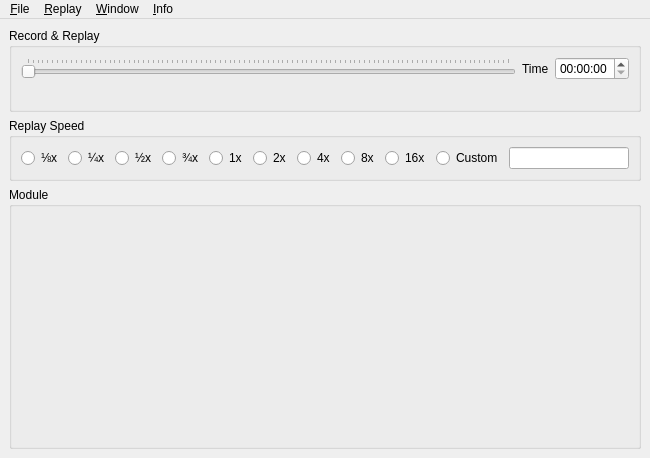
Before: the Qt Designer form src/UserInterface/src/MainWindow.ui in till213/SkyDolly, drawn with Qt 5.
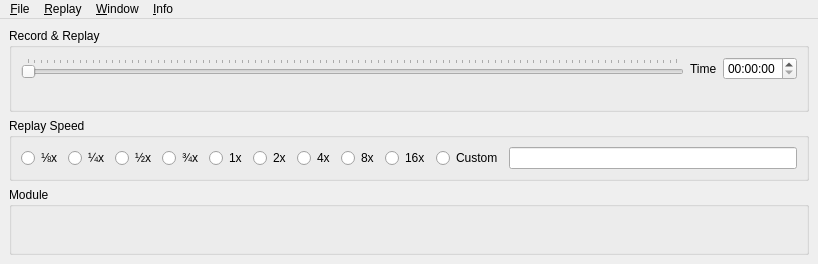
After: the same form once the commit is applied. Icons and pictures are not drawn.

What changed in the file:
```diff
--- a/src/UserInterface/src/MainWindow.ui
+++ b/src/UserInterface/src/MainWindow.ui
@@ -6,10 +6,16 @@
    <rect>
     <x>0</x>
     <y>0</y>
-    <width>643</width>
-    <height>458</height>
+    <width>818</width>
+    <height>264</height>
    </rect>
   </property>
+  <property name="sizePolicy">
+   <sizepolicy hsizetype="Minimum" vsizetype="Minimum">
+    <horstretch>0</horstretch>
+    <verstretch>0</verstretch>
+   </sizepolicy>
+  </property>
   <property name="windowTitle">
    <string>Sky Dolly</string>
   </property>
@@ -214,14 +220,17 @@
      <widget class="QGroupBox" name="moduleGroupBox">
       <property name="minimumSize">
        <size>
-        <width>600</width>
-        <height>250</height>
+        <width>800</width>
+        <height>0</height>
        </size>
       </property>
       <property name="title">
        <string>Module</string>
       </property>
       <layout class="QHBoxLayout" name="horizontalLayout">
+       <property name="sizeConstraint">
+        <enum>QLayout::SetMinimumSize</enum>
+       </property>
        <item>
         <widget class="QStackedWidget" name="moduleStackWidget">
          <widget class="QWidget" name="page"/>
@@ -238,7 +247,7 @@
     <rect>
      <x>0</x>
      <y>0</y>
-     <width>643</width>
+     <width>818</width>
      <height>21</height>
     </rect>
    </property>
```
